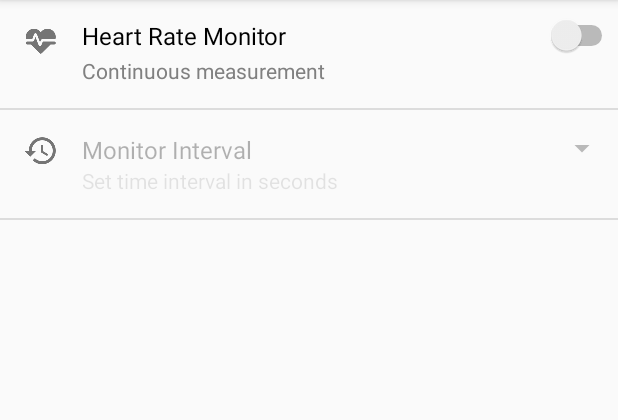
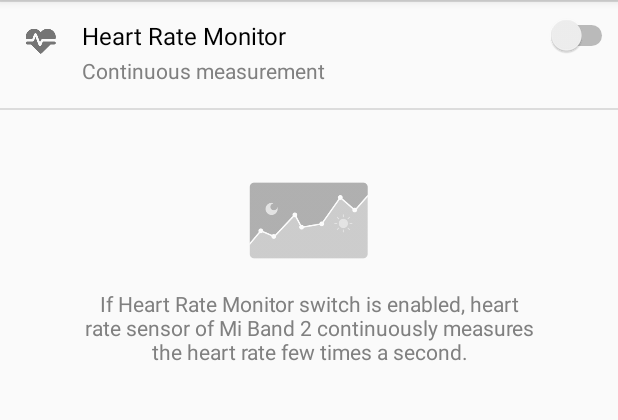
Before and after one commit to JussV/MonitorWearables, an Android app: the fragment TabFragment3 shown on its own in the app's theme, on a phone screen of 412 x 824 dp, the part 84-504 px from its top. Run offline under Robolectric (Android 15) with nearby library versions, the phone set to English and light mode, and no system bars.

Commit message:
Fix bug in continuous monitoring for Mi Band 2

```diff
--- a/mobile/src/main/java/smartlife/monitorwearables/adapter/DeviceRecyclerViewAdapter.java
+++ b/mobile/src/main/java/smartlife/monitorwearables/adapter/DeviceRecyclerViewAdapter.java
@@ -119,9 +119,10 @@ public class DeviceRecyclerViewAdapter  extends RecyclerView.Adapter<DeviceRecyc
                 int monitorIntervalPos = prefs.getInt(context.getResources().getString(R.string.key_monitor_interval),0);
                 String monitorIntervalStr = context.getResources().getStringArray(R.array.hr_interval_array)[monitorIntervalPos];
                 int monitorInterval = !monitorIntervalStr.equals("") ? Integer.valueOf(monitorIntervalStr) : 0;
-                if(prefs.getBoolean(context.getResources().getString(R.string.key_enable_continuous_monitoring), false) &&  monitorInterval> 0){
+                boolean isContinousHREnabled = prefs.getBoolean(context.getResources().getString(R.string.key_enable_continuous_monitoring), false);
+                if(isContinousHREnabled){
                   //  context.startService(new Intent(context, ContinuousMeasureService.class));
-                    scheduler.init(monitorInterval);
+                    scheduler.init(isContinousHREnabled);
                 }
             }
             else
--- a/mobile/src/main/java/smartlife/monitorwearables/devices/miband/MiBand2Service.java
+++ b/mobile/src/main/java/smartlife/monitorwearables/devices/miband/MiBand2Service.java
@@ -28,6 +28,7 @@ public class MiBand2Service {
     public static final UUID UUID_SERVICE_MIBAND_SERVICE = UUID.fromString(String.format(BASE_UUID, "FEE0"));
     public static final UUID UUID_SERVICE_MIBAND2_SERVICE = UUID.fromString(String.format(BASE_UUID, "FEE1"));
     public static final UUID UUID_SERVICE_HEART_RATE = UUID.fromString(String.format(BASE_UUID, "180D"));
+    public static final UUID UUID_SERVICE_PULSE_OXIMETER_SERVICE =  UUID.fromString(String.format(BASE_UUID, "1822"));
     public static final UUID UUID_SERVICE_FIRMWARE_SERVICE = UUID.fromString("00001530-0000-3512-2118-0009af100700");
 
     public static final UUID UUID_CHARACTERISTIC_FIRMWARE = UUID.fromString("00001531-0000-3512-2118-0009af100700");
@@ -132,6 +133,7 @@ public class MiBand2Service {
         MIBAND_DEBUG = new HashMap<>();
         MIBAND_DEBUG.put(UUID_SERVICE_MIBAND_SERVICE, "MiBand Service");
         MIBAND_DEBUG.put(UUID_SERVICE_HEART_RATE, "MiBand HR Service");
+        MIBAND_DEBUG.put(UUID_SERVICE_PULSE_OXIMETER_SERVICE, "Mi Band Pulse Service");
     }
 
 }
--- a/mobile/src/main/java/smartlife/monitorwearables/fragments/miband/TabFragment3.java
+++ b/mobile/src/main/java/smartlife/monitorwearables/fragments/miband/TabFragment3.java
@@ -13,6 +13,7 @@ import android.widget.Spinner;
 import android.widget.Switch;
 import android.widget.TextView;
 
+import smartlife.monitorwearables.GBApplication;
 import smartlife.monitorwearables.R;
 import smartlife.monitorwearables.service.ContinuousMeasureScheduler;
 
@@ -93,6 +94,7 @@ public class TabFragment3 extends Fragment {
                     toggleView(intervalSpinner, true, 1);
                     toggleView(tvMonitorInterval, true, 1);
                     toggleView(tvSetInterval, true, 1);
+                    GBApplication.deviceService().onEnableRealtimeHeartRateMeasurement(true);
                 } else {
                     sharedPrefs.edit().putBoolean(getString(R.string.key_enable_continuous_monitoring), false).apply();
                     sharedPrefs.edit().putInt(getString(R.string.key_monitor_interval), spinnerFirstPosition).apply();
@@ -100,6 +102,7 @@ public class TabFragment3 extends Fragment {
                     toggleView(tvMonitorInterval, false, 0.3f);
                     toggleView(tvSetInterval, false, 0.7f);
                     intervalSpinner.setSelection(spinnerFirstPosition);
+                    GBApplication.deviceService().onEnableRealtimeHeartRateMeasurement(false);
                     scheduler.end();
                 }
             }
@@ -117,7 +120,7 @@ public class TabFragment3 extends Fragment {
                         sharedPrefs.edit().putInt(getString(R.string.key_monitor_interval), intervalSpinner.getSelectedItemPosition()).apply();
                         synchronized (this) {
                             scheduler.end();
-                            scheduler.init(interval);
+                      //      scheduler.init(interval);
                         }
                     }
                 }
@@ -129,6 +132,7 @@ public class TabFragment3 extends Fragment {
             }
 
         });
+
         return rootView;
     }
 
--- a/mobile/src/main/java/smartlife/monitorwearables/impl/GBDevice.java
+++ b/mobile/src/main/java/smartlife/monitorwearables/impl/GBDevice.java
@@ -332,7 +332,6 @@ public class GBDevice implements Parcelable {
         return mRssi;
     }
 
-    // TODO: this doesn't really belong here
     public void sendDeviceUpdateIntent(Context context) {
         Intent deviceUpdateIntent = new Intent(ACTION_DEVICE_CHANGED);
         deviceUpdateIntent.putExtra(EXTRA_DEVICE, this);
--- a/mobile/src/main/res/layout/tab_3.xml
+++ b/mobile/src/main/res/layout/tab_3.xml
@@ -48,6 +48,7 @@
             android:layout_below="@id/divider_1"
             android:layout_margin="15dp"
             android:contentDescription="@string/hr_continuous_measurement"
+            android:visibility="gone"
             android:src="@drawable/ic_restore_grey600_24dp"/>
 
         <TextView
@@ -57,6 +58,7 @@
             android:layout_toEndOf="@id/img_monitor_interval"
             android:layout_alignTop="@id/img_monitor_interval"
             android:textSize="@dimen/primary_text"
+            android:visibility="gone"
             android:textColor="@color/primarytext_light"
             android:text="@string/hr_monitor_interval"/>
 
@@ -69,6 +71,7 @@
             android:layout_marginTop="15dp"
             android:dropDownWidth="100dp"
             android:entries="@array/hr_interval_array"
+            android:visibility="gone"
             android:prompt="@string/spinner_monitor_interval_title" />
 
         <TextView
@@ -79,11 +82,41 @@
             android:layout_below="@id/tv_monitor_interval"
             android:textSize="@dimen/secondary_text"
             android:layout_marginBottom="15dp"
+            android:visibility="gone"
             android:text="@string/hr_define_monitor_interval"/>
 
         <View
+            android:id="@+id/divider"
             android:layout_width="fill_parent"
             android:layout_height="1dp"
             android:layout_below="@id/tv_secondary_monitor_interval"
             android:background="@color/divider"/>
+
+        <ImageView
+            android:id="@+id/img_day_night_monitoring_smartband"
+            android:layout_width="wrap_content"
+            android:layout_height="wrap_content"
+            android:layout_below="@+id/divider"
+            android:layout_centerHorizontal="true"
+            android:layout_marginTop="120dp"
+            android:adjustViewBounds="true"
+            android:alpha="0.4"
+            android:contentDescription="@string/hr_monitor"
+            android:maxHeight="80dp"
+            android:maxWidth="80dp"
+            android:scaleType="fitCenter"
+            android:src="@drawable/day_night_monitoring" />
+        <TextView
+            android:id="@+id/tv_wear_info"
+            android:layout_width="wrap_content"
+            android:layout_height="wrap_content"
+            android:layout_below="@id/img_day_night_monitoring_smartband"
+            android:textSize="@dimen/secondary_text"
+            android:textColor="@color/secondarytext"
+            android:layout_centerInParent="true"
+            android:layout_marginTop="20dp"
+            android:layout_marginStart="55dp"
+            android:layout_marginEnd="55dp"
+            android:gravity="center"
+            android:text="@string/smartband_info_continuous_measurement"/>
     </RelativeLayout>
--- a/mobile/src/main/res/layout/tab_3_wear.xml
+++ b/mobile/src/main/res/layout/tab_3_wear.xml
@@ -70,8 +70,8 @@
             android:textColor="@color/secondarytext"
             android:layout_centerInParent="true"
             android:layout_marginTop="20dp"
-            android:layout_marginStart="55dp"
-            android:layout_marginEnd="55dp"
+            android:layout_marginStart="60dp"
+            android:layout_marginEnd="60dp"
             android:gravity="center"
             android:text="@string/wear_info_continuous_measurement"/>
     </RelativeLayout>
--- a/mobile/src/main/res/values/strings.xml
+++ b/mobile/src/main/res/values/strings.xml
@@ -90,7 +90,8 @@
     <string name="spinner_monitor_interval_title">Set Monitor Interval</string>
     <string name="measure_now">Measure Now</string>
     <string name="sync_heart_rate">Sync heart rate</string>
-    <string name="wear_info_continuous_measurement">If Heart Rate Monitor switch is enabled, heart rate sensor of Android Wear continuously measures the heart rate few times a second. No monitor interval should be set for wear devices. </string>
+    <string name="wear_info_continuous_measurement">If Heart Rate Monitor switch is enabled, heart rate sensor of Android Wear continuously measures the heart rate few times a second. </string>
+    <string name="smartband_info_continuous_measurement">If Heart Rate Monitor switch is enabled, heart rate sensor of Mi Band 2 continuously measures the heart rate few times a second. </string>
     <string name="key_monitor_interval">monitorInterval</string>
     <string name="key_enable_continuous_monitoring">enableContinuousMonitoring</string>
     <string name="key_enable_wear_continuous_monitoring">enableWearContinuousMonitoring</string>
```
Also changed, not shown: mobile/src/main/java/smartlife/monitorwearables/devices/miband/MiBand2Support.java (+18 -6 lines), mobile/src/main/java/smartlife/monitorwearables/service/ContinuousMeasureScheduler.java (+30 -1 lines), mobile/src/main/java/smartlife/monitorwearables/service/DeviceCommunicationService.java (+6 -6 lines), mobile/src/main/java/smartlife/monitorwearables/service/btle/BtLEQueue.java (+31 -18 lines).
